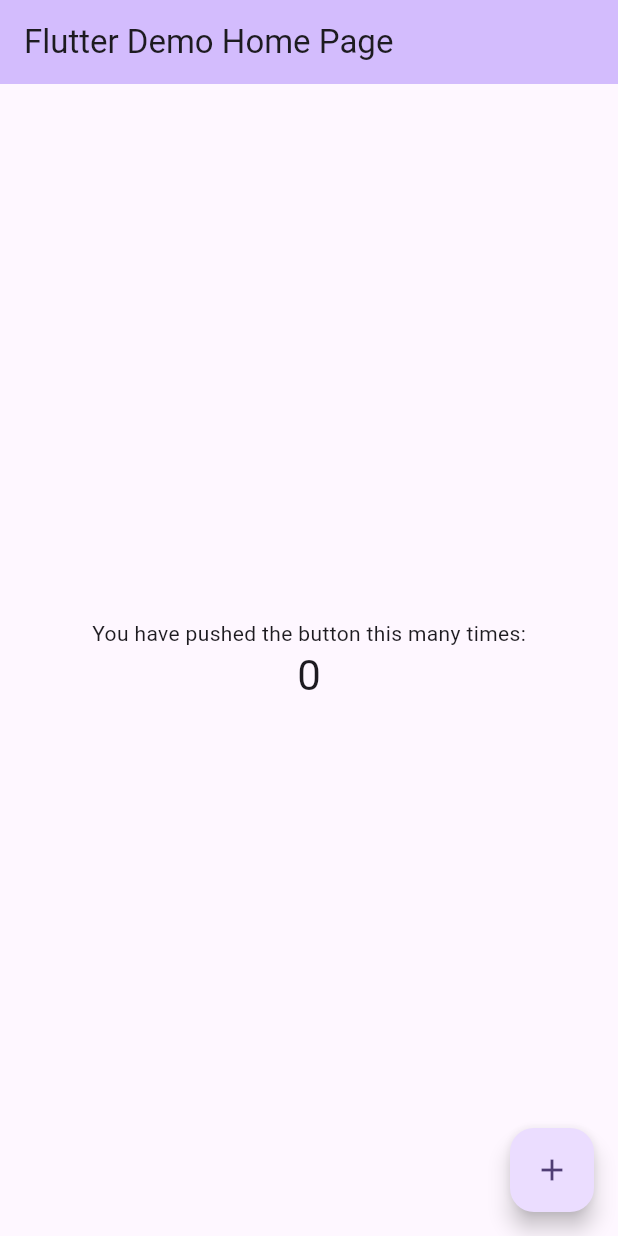
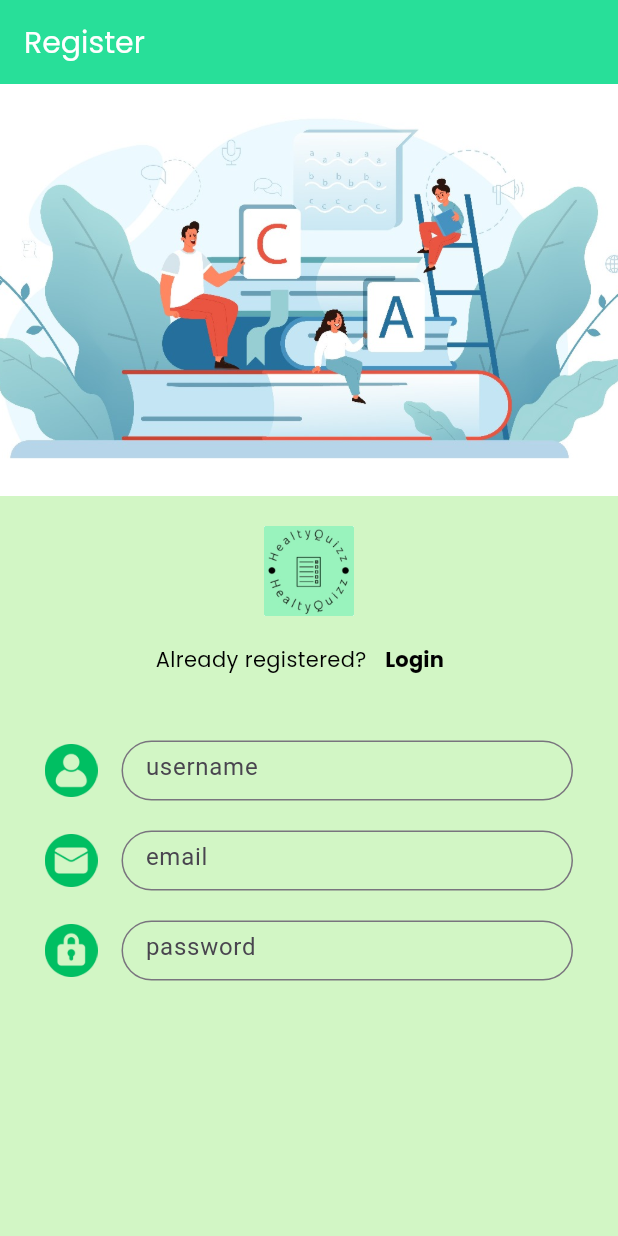
Before and after one commit to RAYNF/HealtyQuizz, a Flutter app: the screen it shows after launch, on a phone screen of 412 x 824 dp. Run offline on Flutter 3.47's test engine with Material 3 defaults, Android fonts, the phone set to English and light mode, and no system bars; our stand-ins replace google_fonts.

Commit message:
update : register_page still progres

```diff
--- a/healty_quizz/lib/main.dart
+++ b/healty_quizz/lib/main.dart
@@ -1,4 +1,6 @@
 import 'package:flutter/material.dart';
+import 'package:healty_quizz/presentation/pages/register_page.dart';
+import 'package:healty_quizz/presentation/pages/splashscreen_page.dart';
 
 void main() {
   runApp(const MyApp());
@@ -12,114 +14,11 @@
   Widget build(BuildContext context) {
     return MaterialApp(
       title: 'Flutter Demo',
-      theme: ThemeData(
-        // This is the theme of your application.
-        //
-        // TRY THIS: Try running your application with "flutter run". You'll see
-        // the application has a purple toolbar. Then, without quitting the app,
-        // try changing the seedColor in the colorScheme below to Colors.green
-        // and then invoke "hot reload" (save your changes or press the "hot
-        // reload" button in a Flutter-supported IDE, or press "r" if you used
-        // the command line to start the app).
-        //
-        // Notice that the counter didn't reset back to zero; the application
-        // state is not lost during the reload. To reset the state, use hot
-        // restart instead.
-        //
-        // This works for code too, not just values: Most code changes can be
-        // tested with just a hot reload.
-        colorScheme: ColorScheme.fromSeed(seedColor: Colors.deepPurple),
-        useMaterial3: true,
-      ),
-      home: const MyHomePage(title: 'Flutter Demo Home Page'),
+      initialRoute: RegisterPage.routeName,
+      routes: {
+        SplashScreen.routeName: (context) => SplashScreen(),
+        RegisterPage.routeName: (context) => RegisterPage()
+      },
     );
   }
 }
-
-class MyHomePage extends StatefulWidget {
-  const MyHomePage({super.key, required this.title});
-
-  // This widget is the home page of your application. It is stateful, meaning
-  // that it has a State object (defined below) that contains fields that affect
-  // how it looks.
-
-  // This class is the configuration for the state. It holds the values (in this
-  // case the title) provided by the parent (in this case the App widget) and
-  // used by the build method of the State. Fields in a Widget subclass are
-  // always marked "final".
-
-  final String title;
-
-  @override
-  State<MyHomePage> createState() => _MyHomePageState();
-}
-
-class _MyHomePageState extends State<MyHomePage> {
-  int _counter = 0;
-
-  void _incrementCounter() {
-    setState(() {
-      // This call to setState tells the Flutter framework that something has
-      // changed in this State, which causes it to rerun the build method below
-      // so that the display can reflect the updated values. If we changed
-      // _counter without calling setState(), then the build method would not be
-      // called again, and so nothing would appear to happen.
-      _counter++;
-    });
-  }
-
-  @override
-  Widget build(BuildContext context) {
-    // This method is rerun every time setState is called, for instance as done
-    // by the _incrementCounter method above.
-    //
-    // The Flutter framework has been optimized to make rerunning build methods
-    // fast, so that you can just rebuild anything that needs updating rather
-    // than having to individually change instances of widgets.
-    return Scaffold(
-      appBar: AppBar(
-        // TRY THIS: Try changing the color here to a specific color (to
-        // Colors.amber, perhaps?) and trigger a hot reload to see the AppBar
-        // change color while the other colors stay the same.
-        backgroundColor: Theme.of(context).colorScheme.inversePrimary,
-        // Here we take the value from the MyHomePage object that was created by
-        // the App.build method, and use it to set our appbar title.
-        title: Text(widget.title),
-      ),
-      body: Center(
-        // Center is a layout widget. It takes a single child and positions it
-        // in the middle of the parent.
-        child: Column(
-          // Column is also a layout widget. It takes a list of children and
-          // arranges them vertically. By default, it sizes itself to fit its
-          // children horizontally, and tries to be as tall as its parent.
-          //
-          // Column has various properties to control how it sizes itself and
-          // how it positions its children. Here we use mainAxisAlignment to
-          // center the children vertically; the main axis here is the vertical
-          // axis because Columns are vertical (the cross axis would be
-          // horizontal).
-          //
-          // TRY THIS: Invoke "debug painting" (choose the "Toggle Debug Paint"
-          // action in the IDE, or press "p" in the console), to see the
-          // wireframe for each widget.
-          mainAxisAlignment: MainAxisAlignment.center,
-          children: <Widget>[
-            const Text(
-              'You have pushed the button this many times:',
-            ),
-            Text(
-              '$_counter',
-              style: Theme.of(context).textTheme.headlineMedium,
-            ),
-          ],
-        ),
-      ),
-      floatingActionButton: FloatingActionButton(
-        onPressed: _incrementCounter,
-        tooltip: 'Increment',
-        child: const Icon(Icons.add),
-      ), // This trailing comma makes auto-formatting nicer for build methods.
-    );
-  }
-}
--- /dev/null
+++ b/healty_quizz/lib/presentation/pages/register_page.dart
@@ -0,0 +1,164 @@
+import 'package:flutter/material.dart';
+import 'package:google_fonts/google_fonts.dart';
+
+class RegisterPage extends StatefulWidget {
+  static const routeName = '/register-page';
+  const RegisterPage({super.key});
+
+  @override
+  State<RegisterPage> createState() => _RegisterPageState();
+}
+
+class _RegisterPageState extends State<RegisterPage> {
+  final TextEditingController _username = TextEditingController();
+  final TextEditingController _email = TextEditingController();
+  final TextEditingController _password = TextEditingController();
+
+  void dispose() {
+    super.dispose();
+    _username.dispose();
+    _email.dispose();
+    _password.dispose();
+  }
+
+  @override
+  Widget build(BuildContext context) {
+    Size screenWidth = MediaQuery.of(context).size;
+    return Scaffold(
+      backgroundColor: Color(0xffD2F6C5),
+      appBar: AppBar(
+        backgroundColor: Color(0xff28DF99),
+        title: Text(
+          "Register",
+          style: GoogleFonts.poppins(
+            fontSize: 20,
+            color: Colors.white,
+          ),
+          textAlign: TextAlign.center,
+        ),
+      ),
+      body: SafeArea(
+        child: Column(
+          children: [
+            Container(
+              width: screenWidth.width,
+              height: screenWidth.height / 3,
+              color: Colors.amber,
+              child: Image.asset(
+                'assets/gambar_splash_screen.jpeg',
+                fit: BoxFit.fitHeight,
+              ),
+            ),
+            SizedBox(
+              height: 20,
+            ),
+            Container(
+              width: 60,
+              child: Image.asset(
+                'assets/logo.png',
+                fit: BoxFit.fill,
+              ),
+            ),
+            SizedBox(
+              height: 5,
+            ),
+            Row(
+              mainAxisAlignment: MainAxisAlignment.center,
+              children: [
+                Text(
+                  "Already registered?",
+                  style: GoogleFonts.poppins(color: Colors.black, fontSize: 14),
+                ),
+                TextButton(
+                  onPressed: () {},
+                  child: Text(
+                    "Login",
+                    style: GoogleFonts.poppins(
+                        color: Colors.black, fontWeight: FontWeight.bold),
+                  ),
+                ),
+              ],
+            ),
+            SizedBox(
+              height: 10,
+            ),
+            Column(
+              crossAxisAlignment: CrossAxisAlignment.stretch,
+              children: [
+                Padding(
+                  padding: EdgeInsets.only(top: 20, right: 30, left: 30),
+                  child: SizedBox(
+                    height: 40,
+                    child: TextField(
+                      controller: _username,
+                      decoration: InputDecoration(
+                        hintText: 'username',
+                        isDense: true,
+                        border: OutlineInputBorder(
+                          borderRadius: BorderRadius.circular(40),
+                          borderSide: BorderSide(
+                            color: Color(0xff00BF63),
+                          ),
+                        ),
+                        icon: Image.asset(
+                          "assets/username_textfield.png",
+                          height: 35,
+                        ),
+                      ),
+                    ),
+                  ),
+                ),
+                Padding(
+                  padding: EdgeInsets.symmetric(vertical: 20, horizontal: 30),
+                  child: SizedBox(
+                    height: 40,
+                    child: TextField(
+                      controller: _username,
+                      decoration: InputDecoration(
+                        hintText: 'email',
+                        isDense: true,
+                        border: OutlineInputBorder(
+                          borderRadius: BorderRadius.circular(40),
+                          borderSide: BorderSide(
+                            color: Color(0xff00BF63),
+                          ),
+                        ),
+                        icon: Image.asset(
+                          "assets/email_textfield.png",
+                          height: 35,
+                        ),
+                      ),
+                    ),
+                  ),
+                ),
+                Padding(
+                  padding: EdgeInsets.symmetric(horizontal: 30),
+                  child: SizedBox(
+                    height: 40,
+                    child: TextField(
+                      controller: _username,
+                      decoration: InputDecoration(
+                        hintText: 'password',
+                        isDense: true,
+                        border: OutlineInputBorder(
+                          borderRadius: BorderRadius.circular(40),
+                          borderSide: BorderSide(
+                            color: Color(0xff00BF63),
+                          ),
+                        ),
+                        icon: Image.asset(
+                          "assets/password_textfield.png",
+                          height: 35,
+                        ),
+                      ),
+                    ),
+                  ),
+                ),
+              ],
+            ),
+          ],
+        ),
+      ),
+    );
+  }
+}
--- a/healty_quizz/pubspec.yaml
+++ b/healty_quizz/pubspec.yaml
@@ -35,6 +35,7 @@ dependencies:
   # The following adds the Cupertino Icons font to your application.
   # Use with the CupertinoIcons class for iOS style icons.
   cupertino_icons: ^1.0.2
+  google_fonts: ^6.1.0
 
 dev_dependencies:
   flutter_test:
@@ -59,8 +60,8 @@ flutter:
   uses-material-design: true
 
   # To add assets to your application, add an assets section, like this:
-  # assets:
-  #   - images/a_dot_burr.jpeg
+  assets:
+    - assets/
   #   - images/a_dot_ham.jpeg
 
   # An image asset can refer to one or more resolution-specific "variants", see
```
Also changed, not shown: healty_quizz/lib/presentation/pages/splashscreen_page.dart (added, +117 -0 lines), healty_quizz/assets/email_textfield.png (added), healty_quizz/assets/gambar_splash_screen.jpeg (added), healty_quizz/assets/logo.png (added), healty_quizz/assets/password_textfield.png (added), healty_quizz/assets/username_textfield.png (added), healty_quizz/pubspec.lock, 1 other file.
